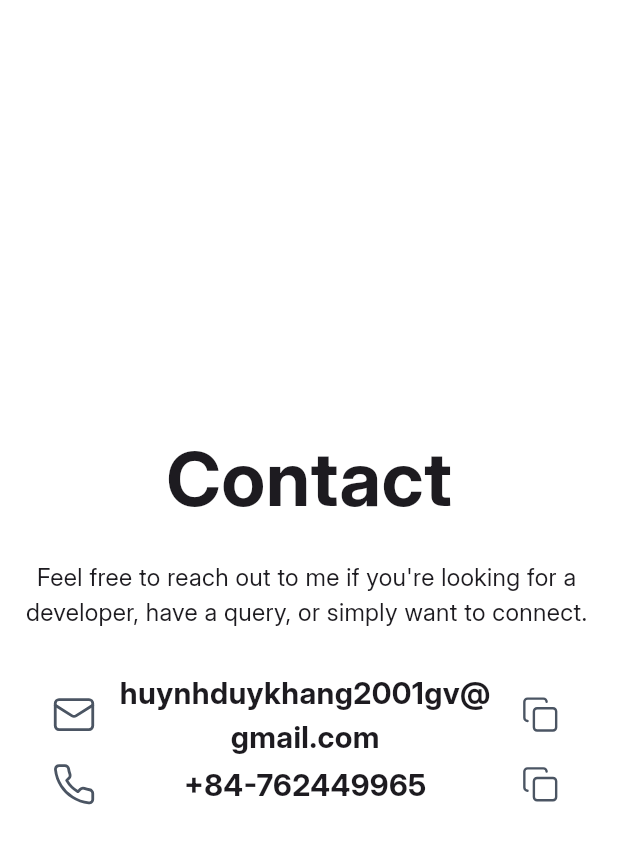
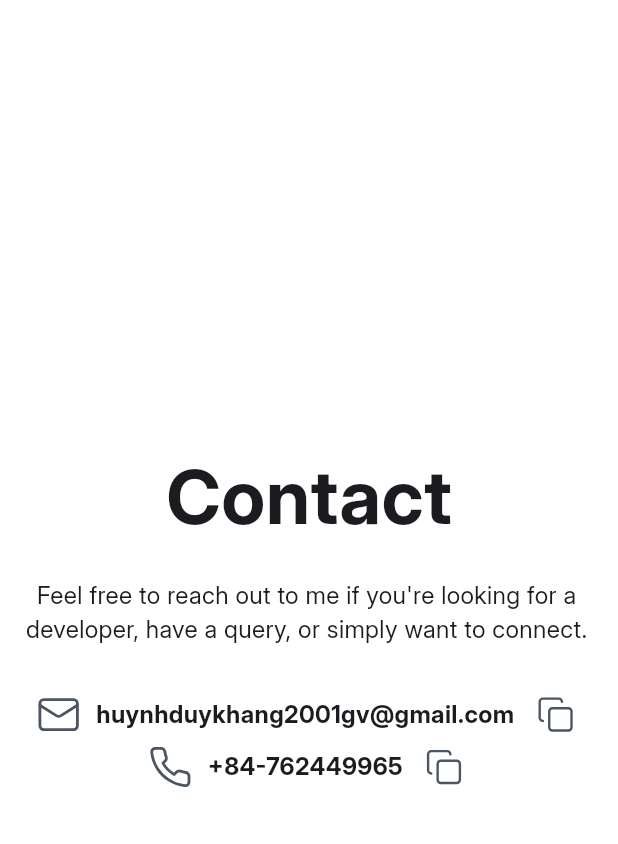
Before and after one commit to DuyKhangIT/Personal-Portfolio, a Flutter app: the ContactPage widget shown alone on an empty page, opened directly, on a phone screen of 412 x 824 dp. Shown: the top 844 px of the screen. Run offline on Flutter 3.47's test engine with Material 3 defaults, Android fonts, the phone set to English and light mode, and no system bars; our stand-ins replace bloc, connectivity_plus, easy_localization, equatable, flutter_bloc, flutter_screenutil and 6 more; missing offline and left inert: dart:html; accounts and stored records are empty; statements that could not run were skipped; project files that could hold a hidden picture were left out.

Commit message:
fix some UI

```diff
--- a/lib/pages/about_page.dart
+++ b/lib/pages/about_page.dart
@@ -29,7 +29,7 @@ class AboutPage extends StatelessWidget {
                 spacing: 10.w,
                 children: [
                   ClipRRect(
-                    borderRadius: BorderRadius.circular(20.r),
+                    borderRadius: BorderRadius.circular(20),
                     child: Image.asset(
                       'assets/images/png/avt.png',
                       width: 300,
--- a/lib/pages/contact_page.dart
+++ b/lib/pages/contact_page.dart
@@ -36,11 +36,9 @@ class ContactPage extends StatelessWidget {
     required String icon,
     required String content,
   }) {
-    return Padding(
-      padding: EdgeInsets.symmetric(horizontal: 120.w),
-      child: Row(
-        crossAxisAlignment: CrossAxisAlignment.center,
+    return Row(
       mainAxisAlignment: MainAxisAlignment.center,
+      mainAxisSize: MainAxisSize.min,
       children: [
         SvgPicture.asset(
           icon,
@@ -48,12 +46,10 @@ class ContactPage extends StatelessWidget {
           height: 30,
         ),
         const SizedBox(width: 10),
-          Expanded(
-            child: Text(
+        Text(
           content,
-              style: TextStyleUtils.bold(20),
+          style: TextStyleUtils.bold(16),
           textAlign: TextAlign.center,
-            ),
         ),
         const SizedBox(width: 10),
         InkWell(
@@ -69,7 +65,6 @@ class ContactPage extends StatelessWidget {
           ),
         ),
       ],
-      ),
     );
   }
 
```
Lines whose indentation alone changed are shown as unchanged.
